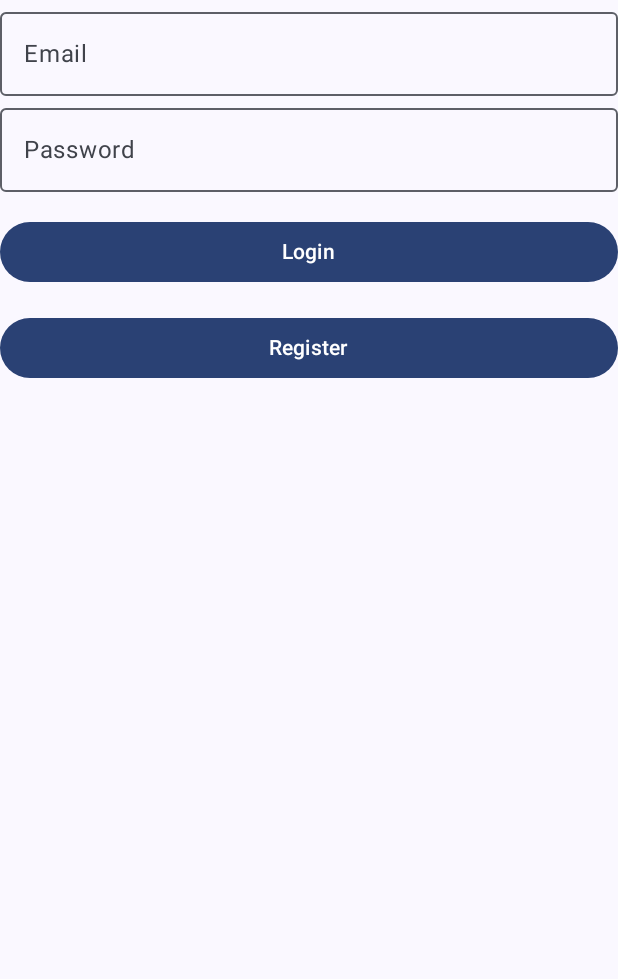
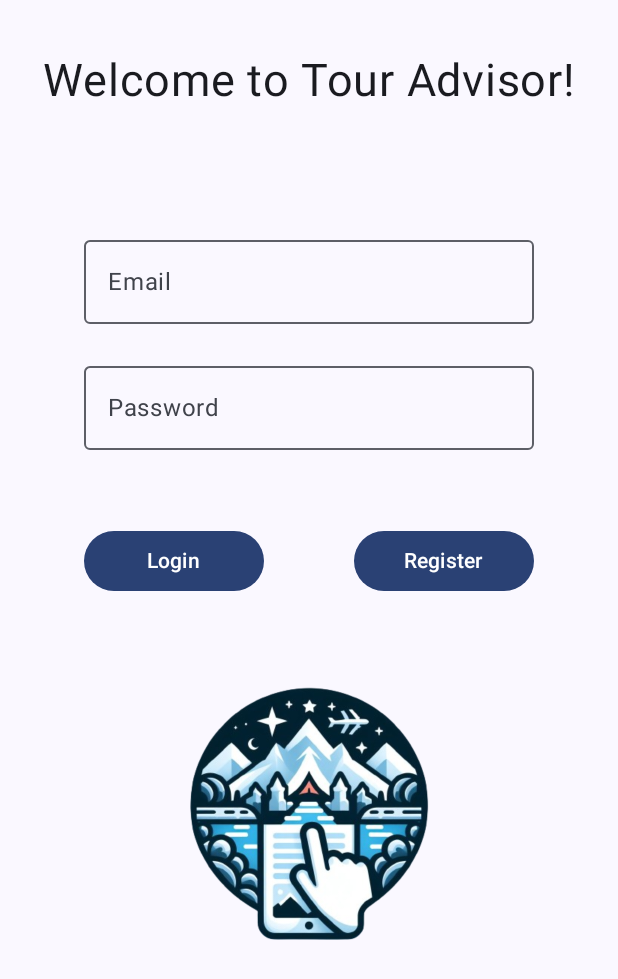
Before and after one commit to EdEquinox/TourAdvisor, an Android app built with Jetpack Compose: the screen it shows after launch (MainActivity), on a phone screen of 412 x 824 dp. Shown: the top 979 px of the screen. Run offline under Robolectric (Android 15) with nearby library versions, the phone set to English and light mode, and no system bars; our stand-ins replace Firebase (no records; nobody signed in at launch, a user with empty details on screens opened directly); libraries missing offline, so code that uses them is left out: org.osmdroid.config; pictures from the network do not load; 2 statements that could not run were skipped.

Commit message:
New Setting screen, better home screen, searchbar done

```diff
--- a/app/build.gradle.kts
+++ b/app/build.gradle.kts
@@ -74,6 +74,7 @@ dependencies {
     implementation ("com.google.firebase:firebase-firestore-ktx")
     implementation ("com.google.firebase:firebase-messaging-ktx")
     implementation ("com.google.android.gms:play-services-auth:20.7.0")
+    implementation ("androidx.compose.material:material-icons-extended")
     testImplementation("junit:junit:4.13.2")
     androidTestImplementation("androidx.test.ext:junit:1.1.5")
     androidTestImplementation("androidx.test.espresso:espresso-core:3.5.1")
--- a/app/src/main/java/pt/isec/touradvisor/ui/screens/LoginScreen.kt
+++ b/app/src/main/java/pt/isec/touradvisor/ui/screens/LoginScreen.kt
@@ -1,26 +1,34 @@
 package pt.isec.touradvisor.ui.screens
 
+import android.widget.Toast
+import androidx.compose.foundation.Image
 import androidx.compose.foundation.layout.Column
+import androidx.compose.foundation.layout.Row
 import androidx.compose.foundation.layout.Spacer
 import androidx.compose.foundation.layout.fillMaxWidth
 import androidx.compose.foundation.layout.height
+import androidx.compose.foundation.layout.padding
+import androidx.compose.foundation.layout.size
+import androidx.compose.foundation.layout.width
 import androidx.compose.material3.Button
 import androidx.compose.material3.OutlinedTextField
 import androidx.compose.material3.Text
-import androidx.compose.material3.TextField
 import androidx.compose.runtime.Composable
 import androidx.compose.runtime.LaunchedEffect
 import androidx.compose.runtime.getValue
 import androidx.compose.runtime.mutableStateOf
 import androidx.compose.runtime.remember
+import androidx.compose.ui.Alignment.Companion.CenterHorizontally
 import androidx.compose.ui.Modifier
+import androidx.compose.ui.res.painterResource
+import androidx.compose.ui.text.input.PasswordVisualTransformation
 import androidx.compose.ui.unit.dp
-import androidx.navigation.NavController
+import androidx.compose.ui.unit.sp
+import pt.isec.touradviser.R
 import pt.isec.touradvisor.ui.viewmodels.FirebaseViewModel
 
 @Composable
 fun LoginScreen(
-    navController: NavController,
     viewModel: FirebaseViewModel,
     modifier: Modifier = Modifier,
     onLogin: () -> Unit = {}
@@ -37,35 +45,59 @@ fun LoginScreen(
         }
     }
 
-    Column {
+    Column(modifier = modifier
+        .fillMaxWidth()
+        .padding(16.dp)) {
+
+        Spacer(modifier = Modifier.height(20.dp))
+        Text(text = "Welcome to Tour Advisor!", fontSize = 30.sp, modifier = Modifier.align(alignment = CenterHorizontally))
+        Spacer(modifier = Modifier.height(80.dp))
         OutlinedTextField(
             value = email.value,
             onValueChange = { email.value = it },
             label = { Text(text = "Email") },
-            modifier = Modifier.fillMaxWidth()
+            modifier = Modifier
+                .width(300.dp)
+                .align(alignment = CenterHorizontally)
         )
+        Spacer(modifier = Modifier.height(20.dp))
         OutlinedTextField(
             value = password.value,
             onValueChange = { password.value = it },
             label = { Text(text = "Password") },
-            modifier = Modifier.fillMaxWidth()
+            modifier = Modifier
+                .width(300.dp)
+                .align(alignment = CenterHorizontally),
+            visualTransformation = PasswordVisualTransformation()
         )
-        Spacer(modifier = Modifier.height(16.dp))
+        Spacer(modifier = Modifier.height(50.dp))
+        Row(modifier = Modifier.align(alignment = CenterHorizontally)) {
             Button(
                 onClick = { viewModel.signInWithEmail(email.value, password.value) },
-            modifier = Modifier.fillMaxWidth()
+                modifier = Modifier.width(120.dp)
             ) {
                 Text(text = "Login")
             }
-        Spacer(modifier = Modifier.height(16.dp))
+            Spacer(modifier = Modifier.width(60.dp))
             Button(
                 onClick = { viewModel.createUserWithEmail(email.value, password.value) },
-            modifier = Modifier.fillMaxWidth()
+                modifier = Modifier.width(120.dp)
             ) {
                 Text(text = "Register")
             }
+        }
+        Spacer(modifier = Modifier.height(20.dp))
+        Image(
+            painter = painterResource(id = R.drawable.tour_advisor_logo),
+            contentDescription = "Logo",
+            modifier = Modifier
+                .align(alignment = CenterHorizontally)
+                .size(250.dp)
+        )
+
         if (error != null) {
-            Text(text = error)
+            Toast.makeText(null, error, Toast.LENGTH_SHORT).show()
         }
     }
+
 }
--- a/app/src/main/java/pt/isec/touradvisor/ui/screens/MainScreen.kt
+++ b/app/src/main/java/pt/isec/touradvisor/ui/screens/MainScreen.kt
@@ -31,7 +31,7 @@ fun MainScreen(
 
     navController.addOnDestinationChangedListener() { controller, destination, arguments ->
         showAddAction = (destination.route in
-                arrayOf(Screens.HOME.route, Screens.POI.route, Screens.FAVORITES.route, Screens.VISITED.route, Screens.SETTINGS.route))
+                arrayOf(Screens.HOME.route, Screens.SETTINGS.route))
     }
 
     Scaffold(
@@ -59,7 +59,10 @@ fun MainScreen(
                 ProfileScreen( navController = navController)
             }
             composable(Screens.LOGIN.route) {
-                LoginScreen(navController = navController, viewModel = firebaseViewModel, onLogin = { navController.navigate(Screens.HOME.route) })
+                LoginScreen(viewModel = firebaseViewModel, onLogin = { navController.navigate(Screens.HOME.route) })
+            }
+            composable(Screens.SETTINGS.route) {
+                SettingScreen(navController = navController)
             }
         }
 
--- a/app/src/main/java/pt/isec/touradvisor/ui/screens/Screens.kt
+++ b/app/src/main/java/pt/isec/touradvisor/ui/screens/Screens.kt
@@ -3,11 +3,7 @@ package pt.isec.touradvisor.ui.screens
 enum class Screens(val display: String, val showAppBar: Boolean) {
     LANDING("Landing",false),
     LOGIN("Login",true),
-    REGISTER("Register",true),
     HOME("Home",true),
-    POI("POI",true),
-    FAVORITES("Favorites",true),
-    VISITED("Visited",true),
     SETTINGS("Settings",true),
     PROFILE("Profile",true);
 
```
Also changed, not shown: app/src/main/java/pt/isec/touradvisor/ui/screens/HomeScreen.kt (+79 -8 lines), app/src/main/java/pt/isec/touradvisor/ui/screens/ProfileScreen.kt (+21 -0 lines), app/src/main/java/pt/isec/touradvisor/ui/screens/SettingScreen.kt (added, +46 -0 lines). Lines whose indentation alone changed are shown as unchanged.
